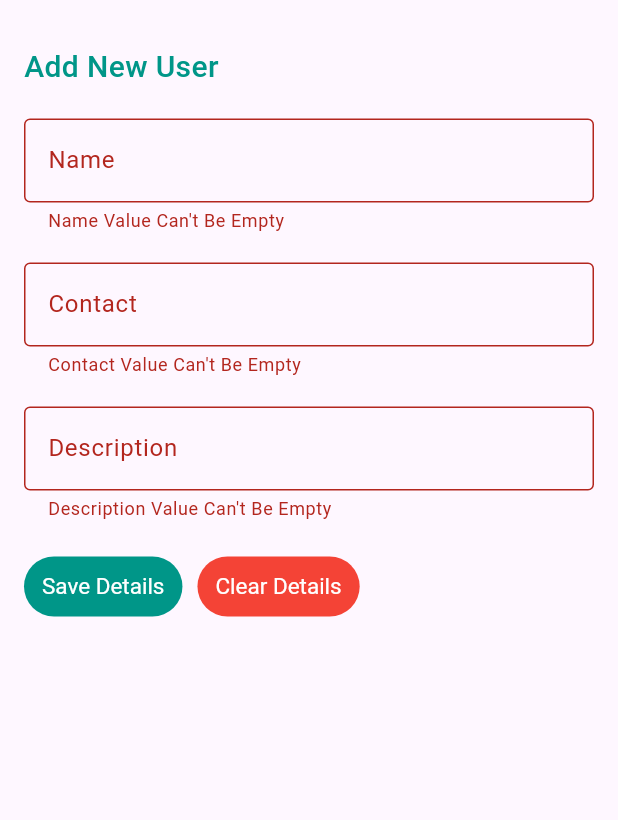
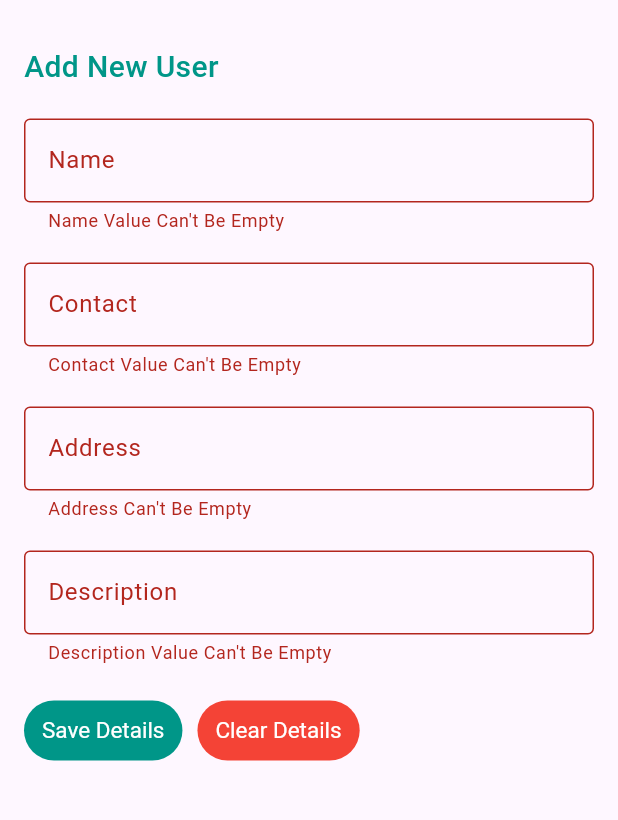
Before and after one commit to ilhamaryasuta/tugas_flutter_sqlite, a Flutter app: the AddUser screen opened directly, after a tap on "Save Details", on a phone screen of 412 x 824 dp, the part 63-883 px from its top. Run offline on Flutter 3.47's test engine with Material 3 defaults, Android fonts, the phone set to English and light mode, and no system bars; our stand-ins replace sqflite, sqflite_common_ffi; accounts and stored records are empty.

Commit message:
TUGAS 9 UPDATE
1. Menambahkan Textfield untuk menampung isian address di Form add
2. Menambahkan Textfield untuk menampung isian address di Form Edit
3. Tambahkan icon detail kontak
4. Tambahkan Form untuk menampung detail kontak
5. Buat tombol Delete Realtime

```diff
--- a/lib/db_helper/database_connection.dart
+++ b/lib/db_helper/database_connection.dart
@@ -1,16 +1,19 @@
+import "package:flutter/foundation.dart";
 import "package:sqflite/sqflite.dart";
 import "package:path/path.dart";
 import "package:path_provider/path_provider.dart";
 
-class DatabaseConnection{
-  Future<Database>setDatabase() async{
+class DatabaseConnection {
+  Future<Database> setDatabase() async {
     var directory = await getApplicationDocumentsDirectory();
     var path = join(directory.path, 'db_crud');
+    debugPrint(path);
     var database = await openDatabase(path, version: 1, onCreate: _createDatabase);
     return database;
   }
-  Future<void>_createDatabase(Database database, int version) async{
-    String sql = "CREATE TABLE users (id INTEGER PRIMARY KEY, name TEXT, contact TEXT, description TEXT);";
+
+  Future<void> _createDatabase(Database database, int version) async {
+    String sql = "CREATE TABLE users (id INTEGER PRIMARY KEY, name TEXT, contact TEXT, address TEXT, description TEXT);";
     await database.execute(sql);
   }
 }
--- a/lib/model/user.dart
+++ b/lib/model/user.dart
@@ -1,13 +1,15 @@
-class User{
+class User {
   int? id;
   String? name;
   String? contact;
+  String? address;
   String? description;
-  userMap(){
+  userMap() {
     var mapping = <String, dynamic>{};
     mapping['id'] = id;
     mapping['name'] = name!;
     mapping['contact'] = contact!;
+    mapping['address'] = address!;
     mapping['description'] = description!;
     return mapping;
   }
--- a/lib/screens/add_user.dart
+++ b/lib/screens/add_user.dart
@@ -3,19 +3,21 @@ import 'package:flutter_sqlite/services/user_service.dart';
 import 'package:flutter/material.dart';
 
 class AddUser extends StatefulWidget {
-  const AddUser({Key? key}) : super(key: key);
+  const AddUser({super.key});
   @override
   State<AddUser> createState() => _AddUserState();
 }
 
 class _AddUserState extends State<AddUser> {
-  var _userNameController = TextEditingController();
-  var _userContactController = TextEditingController();
-  var _userDescriptionController = TextEditingController();
+  final _userNameController = TextEditingController();
+  final _userContactController = TextEditingController();
+  final _userAddressController = TextEditingController();
+  final _userDescriptionController = TextEditingController();
   bool _validateName = false;
   bool _validateContact = false;
+  bool _validateAddress = false;
   bool _validateDescription = false;
-  var _userService = UserService();
+  final _userService = UserService();
   @override
   Widget build(BuildContext context) {
     return Scaffold(
@@ -30,10 +32,7 @@ class _AddUserState extends State<AddUser> {
             children: [
               const Text(
                 'Add New User',
-                style: TextStyle(
-                    fontSize: 20,
-                    color: Colors.teal,
-                    fontWeight: FontWeight.w500),
+                style: TextStyle(fontSize: 20, color: Colors.teal, fontWeight: FontWeight.w500),
               ),
               const SizedBox(
                 height: 20.0,
@@ -44,8 +43,7 @@ class _AddUserState extends State<AddUser> {
                     border: const OutlineInputBorder(),
                     hintText: 'Enter Name',
                     labelText: 'Name',
-                    errorText:
-                        _validateName ? 'Name Value Can\'t Be Empty' : null,
+                    errorText: _validateName ? 'Name Value Can\'t Be Empty' : null,
                   )),
               const SizedBox(
                 height: 20.0,
@@ -56,9 +54,18 @@ class _AddUserState extends State<AddUser> {
                     border: const OutlineInputBorder(),
                     hintText: 'Enter Contact',
                     labelText: 'Contact',
-                    errorText: _validateContact
-                        ? 'Contact Value Can\'t Be Empty'
-                        : null,
+                    errorText: _validateContact ? 'Contact Value Can\'t Be Empty' : null,
+                  )),
+              const SizedBox(
+                height: 20.0,
+              ),
+              TextField(
+                  controller: _userAddressController,
+                  decoration: InputDecoration(
+                    border: const OutlineInputBorder(),
+                    hintText: 'Enter Address',
+                    labelText: 'Address',
+                    errorText: _validateAddress ? 'Address Can\'t Be Empty' : null,
                   )),
               const SizedBox(
                 height: 20.0,
@@ -69,9 +76,7 @@ class _AddUserState extends State<AddUser> {
                     border: const OutlineInputBorder(),
                     hintText: 'Enter Description',
                     labelText: 'Description',
-                    errorText: _validateDescription
-                        ? 'Description Value Can\'t Be Empty'
-                        : null,
+                    errorText: _validateDescription ? 'Description Value Can\'t Be Empty' : null,
                   )),
               const SizedBox(
                 height: 20.0,
@@ -79,31 +84,23 @@ class _AddUserState extends State<AddUser> {
               Row(
                 children: [
                   TextButton(
-                      style: TextButton.styleFrom(
-                          primary: Colors.white,
-                          backgroundColor: Colors.teal,
-                          textStyle: const TextStyle(fontSize: 15)),
+                      style: TextButton.styleFrom(foregroundColor: Colors.white, backgroundColor: Colors.teal, textStyle: const TextStyle(fontSize: 15)),
                       onPressed: () async {
                         setState(() {
-                          _userNameController.text.isEmpty
-                              ? _validateName = true
-                              : _validateName = false;
-                          _userContactController.text.isEmpty
-                              ? _validateContact = true
-                              : _validateContact = false;
-                          _userDescriptionController.text.isEmpty
-                              ? _validateDescription = true
-                              : _validateDescription = false;
+                          _userNameController.text.isEmpty ? _validateName = true : _validateName = false;
+                          _userContactController.text.isEmpty ? _validateContact = true : _validateContact = false;
+                          _userAddressController.text.isEmpty ? _validateAddress = true : _validateAddress = false;
+                          _userDescriptionController.text.isEmpty ? _validateDescription = true : _validateDescription = false;
                         });
-                        if (_validateName == false &&
-                            _validateContact == false &&
-                            _validateDescription == false) {
+                        if (_validateName == false && _validateContact == false && _validateAddress == false && _validateDescription == false) {
                           // print("Good Data Can Save");
-                          var _user = User();
-                          _user.name = _userNameController.text;
-                          _user.contact = _userContactController.text;
-                          _user.description = _userDescriptionController.text;
-                          var result = await _userService.saveUser(_user);
+                          var user = User();
+                          user.name = _userNameController.text;
+                          user.contact = _userContactController.text;
+                          user.address = _userAddressController.text;
+                          user.description = _userDescriptionController.text;
+                          var result = await _userService.saveUser(user);
+                          if (!context.mounted) return;
                           Navigator.pop(context, result);
                         }
                       },
@@ -112,13 +109,11 @@ class _AddUserState extends State<AddUser> {
                     width: 10.0,
                   ),
                   TextButton(
-                      style: TextButton.styleFrom(
-                          primary: Colors.white,
-                          backgroundColor: Colors.red,
-                          textStyle: const TextStyle(fontSize: 15)),
+                      style: TextButton.styleFrom(foregroundColor: Colors.white, backgroundColor: Colors.red, textStyle: const TextStyle(fontSize: 15)),
                       onPressed: () {
                         _userNameController.text = '';
                         _userContactController.text = '';
+                        _userAddressController.text = '';
                         _userDescriptionController.text = '';
                       },
                       child: const Text('Clear Details'))
```
Also changed, not shown: lib/main.dart (+29 -23 lines), lib/screens/edit_user.dart (+39 -43 lines), lib/screens/view_user.dart (+21 -27 lines).
